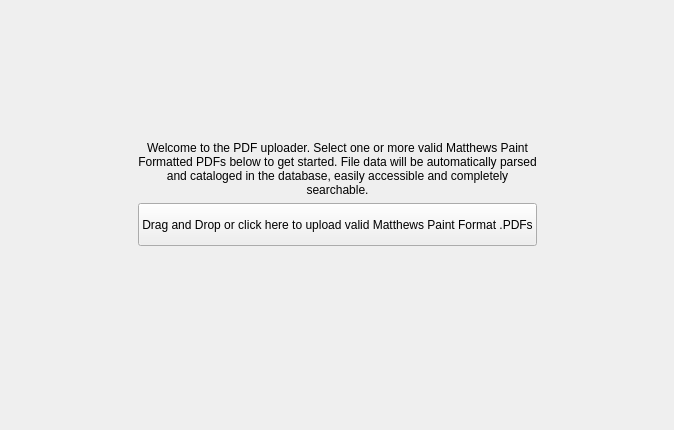
Before: the Qt Designer form src/UploadWidget.ui in nkerber/PhoenixCreative, drawn with Qt 5.
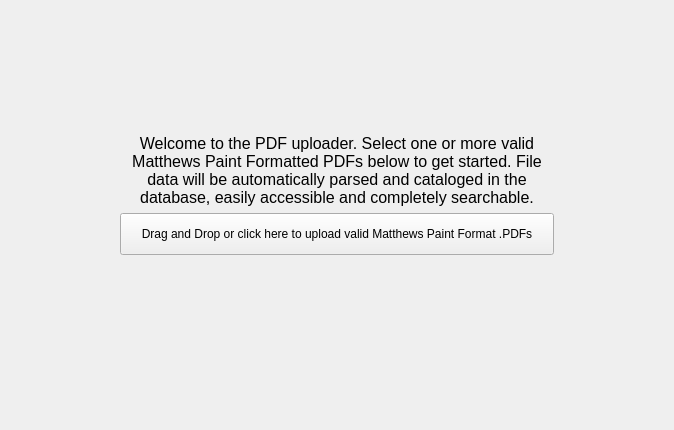
After: the same form once the commit is applied.

```diff
--- a/src/UploadWidget.ui
+++ b/src/UploadWidget.ui
@@ -16,7 +16,7 @@
   <property name="windowTitle">
    <string>Form</string>
   </property>
-  <layout class="QGridLayout" name="gridLayout" rowstretch="3,1,1,4" columnstretch="1,1,1">
+  <layout class="QGridLayout" name="gridLayout" rowstretch="3,1,1,4" columnstretch="1,4,1">
    <item row="2" column="1">
     <widget class="QPushButton" name="uploadButton">
      <property name="sizePolicy">
@@ -105,6 +105,12 @@
    </item>
    <item row="1" column="1">
     <widget class="QLabel" name="label">
+     <property name="font">
+      <font>
+       <family>Segoe UI</family>
+       <pointsize>12</pointsize>
+      </font>
+     </property>
      <property name="acceptDrops">
       <bool>true</bool>
      </property>
```
